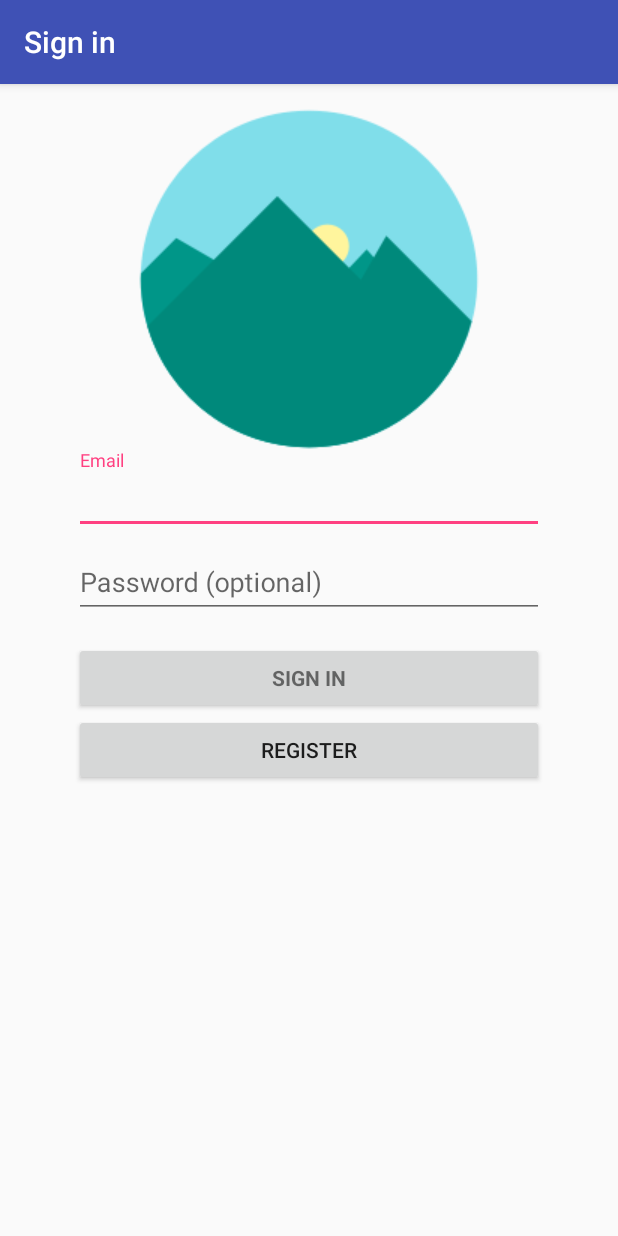
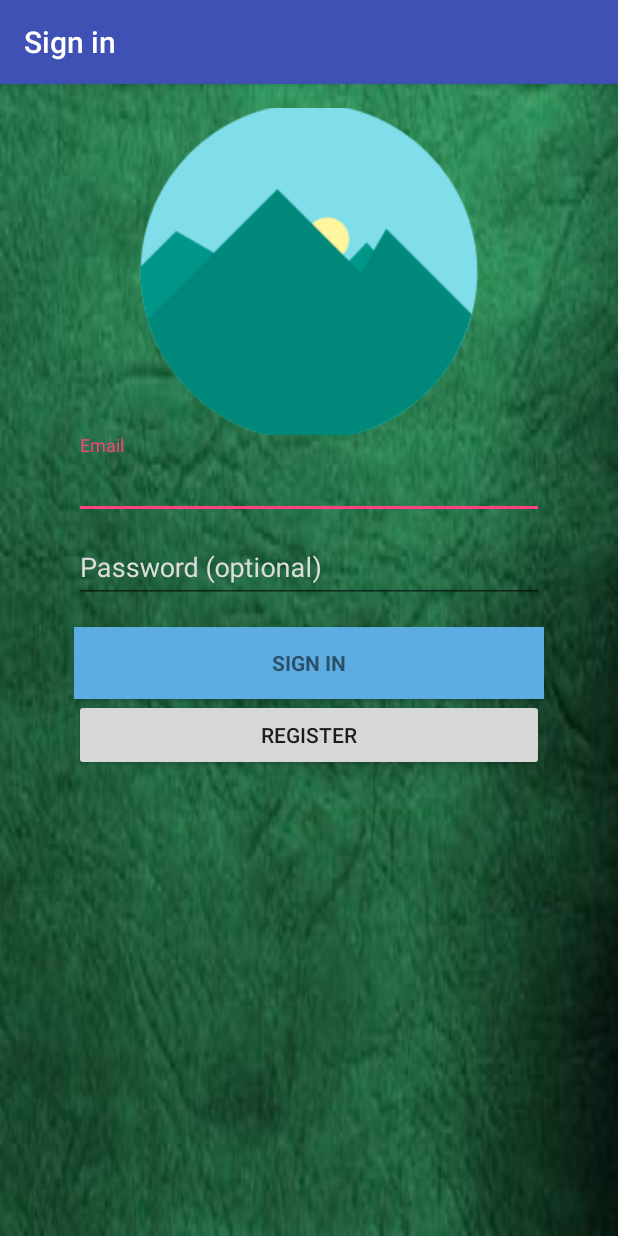
Before and after one commit to EvanEisenberg/MobileSurveySystem3, an Android app: the LoginActivity screen opened directly, with no data from a screen before it, on a phone screen of 412 x 824 dp. Run offline under Robolectric (Android 15) with nearby library versions, the phone set to English and light mode, and no system bars; our stand-ins replace Firebase (no records; nobody signed in at launch, a user with empty details on screens opened directly).

Commit message:
login page UI2

```diff
--- a/app/src/main/res/layout/activity_login.xml
+++ b/app/src/main/res/layout/activity_login.xml
@@ -10,6 +10,7 @@
     android:paddingTop="@dimen/activity_vertical_margin"
     android:paddingRight="@dimen/activity_horizontal_margin"
     android:paddingBottom="@dimen/activity_vertical_margin"
+    android:background="@drawable/greenleather"
     tools:context=".LoginActivity">
 
     <!-- Login progress -->
@@ -24,8 +25,8 @@
 
     <ImageButton
         android:id="@+id/imageButton2"
-        android:layout_width="311dp"
-        android:layout_height="228dp"
+        android:layout_width="297dp"
+        android:layout_height="218dp"
         android:background="@color/colorTransparent"
         app:srcCompat="@drawable/signinlogo" />
 
@@ -42,6 +43,7 @@
 
             <android.support.design.widget.TextInputLayout
                 android:layout_width="match_parent"
+                android:textColorHint="@color/colorGrey"
                 android:layout_height="wrap_content">
 
                 <AutoCompleteTextView
@@ -51,12 +53,14 @@
                     android:hint="@string/prompt_email"
                     android:inputType="textEmailAddress"
                     android:maxLines="1"
+                    android:textColor="@color/colorWhite"
                     android:singleLine="true" />
 
             </android.support.design.widget.TextInputLayout>
 
             <android.support.design.widget.TextInputLayout
                 android:layout_width="match_parent"
+                android:textColorHint="@color/colorGrey"
                 android:layout_height="wrap_content">
 
                 <EditText
@@ -66,6 +70,7 @@
                     android:hint="@string/prompt_password"
                     android:imeActionId="6"
                     android:imeActionLabel="@string/action_sign_in_short"
+                    android:textColorHint="@color/colorWhite"
                     android:imeOptions="actionUnspecified"
                     android:inputType="textPassword"
                     android:maxLines="1"
@@ -80,6 +85,7 @@
                 android:layout_height="wrap_content"
                 android:layout_marginTop="16dp"
                 android:text="@string/action_sign_in"
+                android:background="@color/colorBlue"
                 android:textStyle="bold" />
 
             <Button
--- a/app/src/main/res/values/colors.xml
+++ b/app/src/main/res/values/colors.xml
@@ -8,6 +8,7 @@
     <color name="colorRed">#f44336</color>
     <color name="colorGrey">#DCDCDC</color>
     <color name="colorTransparent">#00000000</color>
+    <color name="colorWhite">#ffffff </color>
 
 
 
```
Also changed, not shown: app/src/main/res/drawable/greenleather.jpg (added), app/src/main/res/drawable/normal_background.jpg (added).
